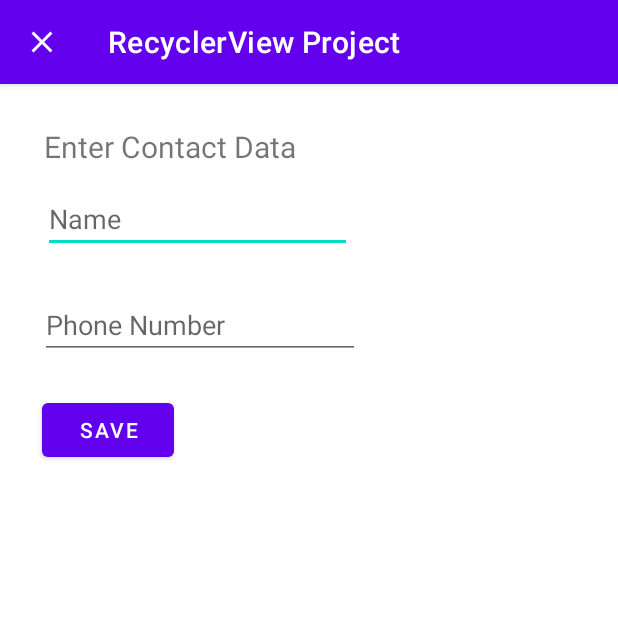
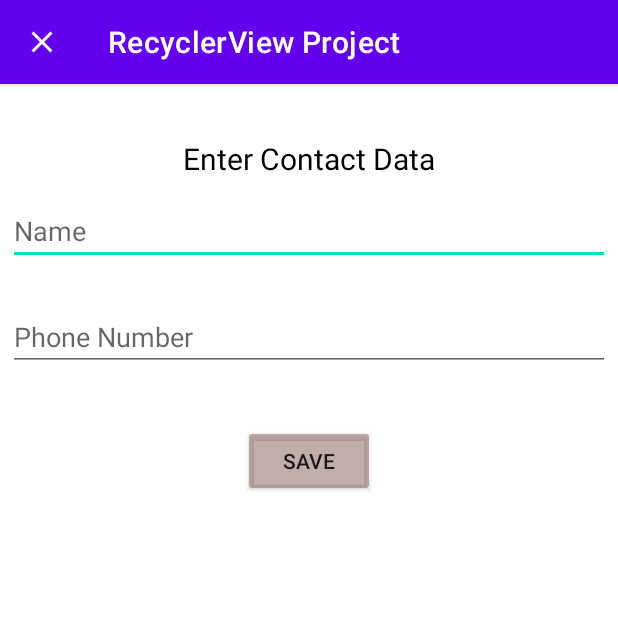
Before and after one commit to MaiElkhodery/ContactApp, an Android app: the screen it shows after launch (InputIngoActivity), after a tap on "adding contacts button", on a phone screen of 412 x 824 dp, the top half of it. Run offline under Robolectric (Android 15) with nearby library versions, the phone set to English and light mode, and no system bars; our stand-ins replace Room's generated code.

Commit message:
adding some modifications

```diff
--- a/app/src/main/java/com/example/recyclerviewproject/InputIngoActivity.java
+++ b/app/src/main/java/com/example/recyclerviewproject/InputIngoActivity.java
@@ -1,6 +1,7 @@
 package com.example.recyclerviewproject;
 
 import androidx.appcompat.app.AppCompatActivity;
+import androidx.appcompat.widget.AppCompatButton;
 
 import android.content.Intent;
 import android.os.Bundle;
@@ -16,7 +17,7 @@ public class InputIngoActivity extends AppCompatActivity {
 
     EditText contact_name;
     EditText contact_no;
-    Button save_button;
+    AppCompatButton save_button;
     private String name;
     private String number;
     public static final String CONTACT_NAME="contact_name";
--- a/app/src/main/java/com/example/recyclerviewproject/MainActivity.java
+++ b/app/src/main/java/com/example/recyclerviewproject/MainActivity.java
@@ -48,6 +48,7 @@ public class MainActivity extends AppCompatActivity implements Recyc_Adapter.Set
     CoordinatorLayout coordinatorLayout;
     ItemTouchHelper itemTouchHelper;
     public static final int ADD_CONTACT_REQUEST =1;
+    ItemTouchHelper.SimpleCallback callback;
 
     @Override
     protected void onCreate(Bundle savedInstanceState) {
@@ -60,7 +61,7 @@ public class MainActivity extends AppCompatActivity implements Recyc_Adapter.Set
         contactList.add(new Contact(R.drawable.boo2,"donia","00000"));
         initRecyclerView();
         initDatabase();
-        showList();
+        insertData();
         FloatingActionButton add_button = findViewById(R.id.addButton);
         add_button.setOnClickListener(new View.OnClickListener() {
             @Override
@@ -69,10 +70,9 @@ public class MainActivity extends AppCompatActivity implements Recyc_Adapter.Set
                 startActivityForResult(intent,ADD_CONTACT_REQUEST);
             }
         });
+
         deleteItem();
-        //itemsDragDrop();
-        ItemTouchHelper itemTouchHelper = new ItemTouchHelper(callback);
-        itemTouchHelper.attachToRecyclerView(recyclerView);
+        itemsDragDrop();
 
     }
 
@@ -83,16 +83,7 @@ public class MainActivity extends AppCompatActivity implements Recyc_Adapter.Set
         RecyclerView.LayoutManager layoutManager = new LinearLayoutManager(this);
         recyclerView.setLayoutManager(layoutManager);
     }
-//    public void initViewModel(){
-//        viewModel = new ViewModelProvider(this).get(ContactViewModel.class);
-//        viewModel.getAll().observe(this, new Observer<List<Contact>>() {
-//            @Override
-//            public void onChanged(List<Contact> contacts) {
-//                //adapter.setContacts(contacts);
-//                Log.d("observer","done");
-//            }
-//        });
-//    }
+
     public void initDatabase(){
         database=ContactsDatabase.getINSTANCE(this);
     }
@@ -188,18 +179,20 @@ public class MainActivity extends AppCompatActivity implements Recyc_Adapter.Set
                 Snackbar.LENGTH_LONG);
         snackbar.show();
     }
+
     //Drag and drop items in recyclerview
+    private void itemsDragDrop() {
 
-         ItemTouchHelper.SimpleCallback callback = new ItemTouchHelper.SimpleCallback(ItemTouchHelper.UP |
-                ItemTouchHelper.DOWN | ItemTouchHelper.START | ItemTouchHelper.END,0){
+        new ItemTouchHelper(new ItemTouchHelper.SimpleCallback(ItemTouchHelper.UP |
+                ItemTouchHelper.DOWN | ItemTouchHelper.START | ItemTouchHelper.END, 0) {
 
             @Override
             public boolean onMove(@NonNull RecyclerView recyclerView, @NonNull RecyclerView.ViewHolder viewHolder, @NonNull RecyclerView.ViewHolder target) {
                 int fromPosition = viewHolder.getAdapterPosition();
                 int toPosition = target.getAdapterPosition();
 
-                Collections.swap(contactList,fromPosition,toPosition);
-                adapter.notifyItemMoved(fromPosition,toPosition);
+                Collections.swap(contactList, fromPosition, toPosition);
+                adapter.notifyItemMoved(fromPosition, toPosition);
                 return false;
             }
 
@@ -207,7 +200,19 @@ public class MainActivity extends AppCompatActivity implements Recyc_Adapter.Set
             public void onSwiped(@NonNull RecyclerView.ViewHolder viewHolder, int direction) {
 
             }
-        };
+        });
+    }
 
 
+//        public void initViewModel(){
+//        viewModel = new ViewModelProvider(this).get(ContactViewModel.class);
+//        viewModel.getAll().observe(this, new Observer<List<Contact>>() {
+//            @Override
+//            public void onChanged(List<Contact> contacts) {
+//                //adapter.setContacts(contacts);
+//                Log.d("observer","done");
+//            }
+//        });
+//    }
+
 }
--- a/app/src/main/java/com/example/recyclerviewproject/Recyc_Adapter.java
+++ b/app/src/main/java/com/example/recyclerviewproject/Recyc_Adapter.java
@@ -15,13 +15,14 @@ import com.example.recyclerviewproject.database.Contact;
 
 import java.util.ArrayList;
 import java.util.List;
+import java.util.Set;
 
 public class Recyc_Adapter extends RecyclerView.Adapter<Recyc_Adapter.Holder> {
 
     private ArrayList<Contact> localData ;
     SetOnClickListener listener;
     public Recyc_Adapter(ArrayList<Contact> contacts,SetOnClickListener listener){
-        this.listener = listener;
+        this.listener = (SetOnClickListener) listener;
         this.localData=contacts;
     }
 
--- a/app/src/main/res/layout/activity_input_ingo.xml
+++ b/app/src/main/res/layout/activity_input_ingo.xml
@@ -6,13 +6,27 @@
     android:layout_height="match_parent"
     tools:context=".InputIngoActivity">
 
+
+    <TextView
+        android:id="@+id/textView"
+        android:layout_width="wrap_content"
+        android:layout_height="wrap_content"
+        android:layout_marginTop="36dp"
+        android:text="Enter Contact Data"
+        android:textSize="20sp"
+        android:textColor="@color/black"
+        app:layout_constraintEnd_toEndOf="parent"
+        app:layout_constraintHorizontal_bias="0.5"
+        app:layout_constraintStart_toStartOf="parent"
+        app:layout_constraintTop_toTopOf="parent" />
+
     <EditText
         android:id="@+id/editTextPersonName"
-        android:layout_width="206dp"
+        android:layout_width="match_parent"
         android:layout_height="41dp"
-        android:layout_marginStart="28dp"
+        android:layout_marginStart="5dp"
         android:layout_marginTop="16dp"
-        android:layout_marginEnd="177dp"
+        android:layout_marginEnd="5dp"
         android:ems="10"
         android:hint="Name"
         android:inputType="textPersonName"
@@ -22,11 +36,11 @@
 
     <EditText
         android:id="@+id/editTextPhone"
-        android:layout_width="wrap_content"
+        android:layout_width="match_parent"
         android:layout_height="wrap_content"
-        android:layout_marginStart="28dp"
+        android:layout_marginStart="5dp"
         android:layout_marginTop="25dp"
-        android:layout_marginEnd="173dp"
+        android:layout_marginEnd="5dp"
         android:ems="10"
         android:hint="Phone Number"
         android:inputType="phone"
@@ -34,26 +48,16 @@
         app:layout_constraintStart_toStartOf="parent"
         app:layout_constraintTop_toBottomOf="@+id/editTextPersonName" />
 
-    <TextView
-        android:id="@+id/textView"
-        android:layout_width="wrap_content"
-        android:layout_height="wrap_content"
-        android:layout_marginStart="28dp"
-        android:layout_marginTop="28dp"
-        android:layout_marginEnd="214dp"
-        android:text="Enter Contact Data"
-        android:textSize="20sp"
-        app:layout_constraintEnd_toEndOf="parent"
-        app:layout_constraintStart_toStartOf="parent"
-        app:layout_constraintTop_toTopOf="parent" />
 
-    <Button
+    <androidx.appcompat.widget.AppCompatButton
         android:id="@+id/saveButton"
         android:layout_width="wrap_content"
         android:layout_height="wrap_content"
-        android:layout_marginStart="28dp"
-        android:layout_marginTop="23dp"
+        android:layout_marginTop="36dp"
         android:text="Save"
+        android:backgroundTint="#9977"
+        app:layout_constraintEnd_toEndOf="parent"
+        app:layout_constraintHorizontal_bias="0.5"
         app:layout_constraintStart_toStartOf="parent"
         app:layout_constraintTop_toBottomOf="@+id/editTextPhone" />
 
--- a/app/src/main/res/layout/activity_main.xml
+++ b/app/src/main/res/layout/activity_main.xml
@@ -23,6 +23,7 @@
         android:layout_marginEnd="40dp"
         android:layout_marginBottom="36dp"
         android:src="@drawable/person_add"
+        android:backgroundTint="#FFFF"
         android:contentDescription="adding contacts button"
         app:layout_constraintBottom_toBottomOf="parent"
         app:layout_constraintEnd_toEndOf="parent" />
```
